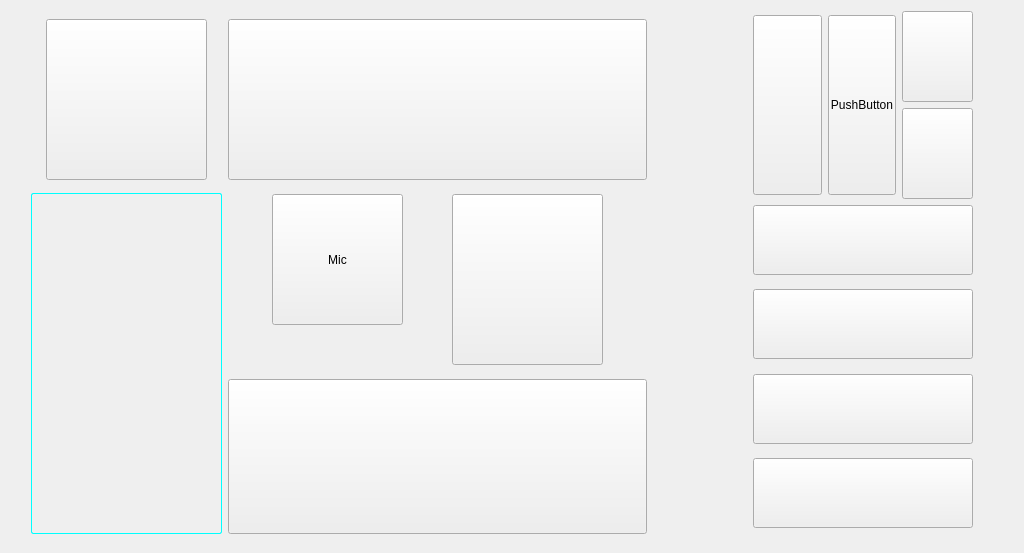
qq936859639/test2, file mainwindow.ui: the form before one commit.
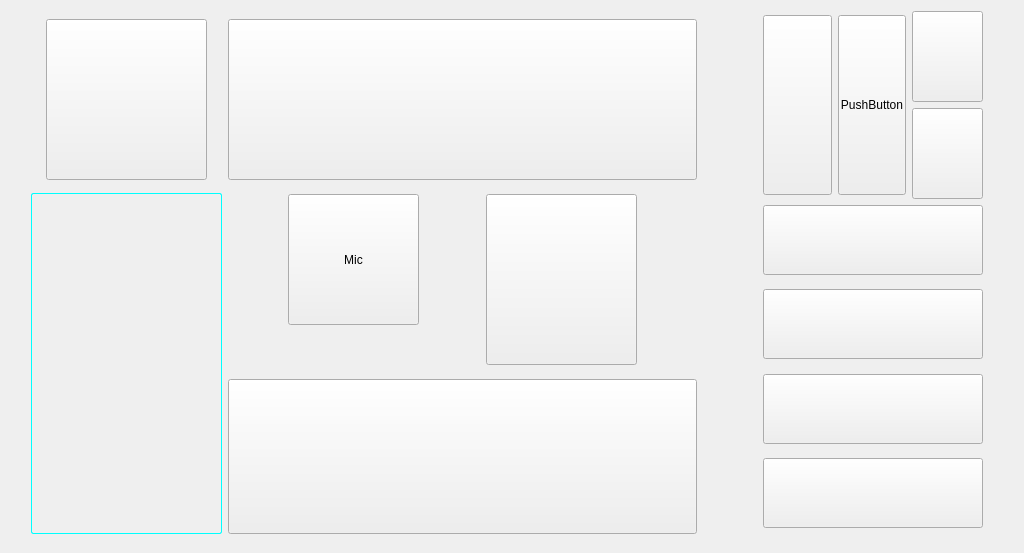
The form after the commit. Icons and pictures are not drawn.

What changed in the file:
```diff
--- a/mainwindow.ui
+++ b/mainwindow.ui
@@ -403,7 +403,7 @@
       </property>
       <property name="sizeHint" stdset="0">
        <size>
-        <width>100</width>
+        <width>60</width>
         <height>20</height>
        </size>
       </property>
@@ -742,7 +742,7 @@
       </property>
       <property name="sizeHint" stdset="0">
        <size>
-        <width>40</width>
+        <width>30</width>
         <height>20</height>
        </size>
       </property>
```
